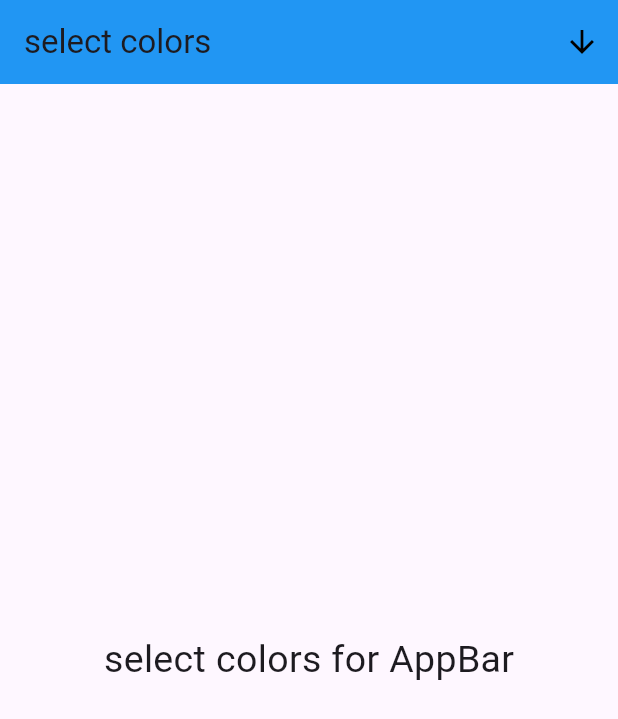
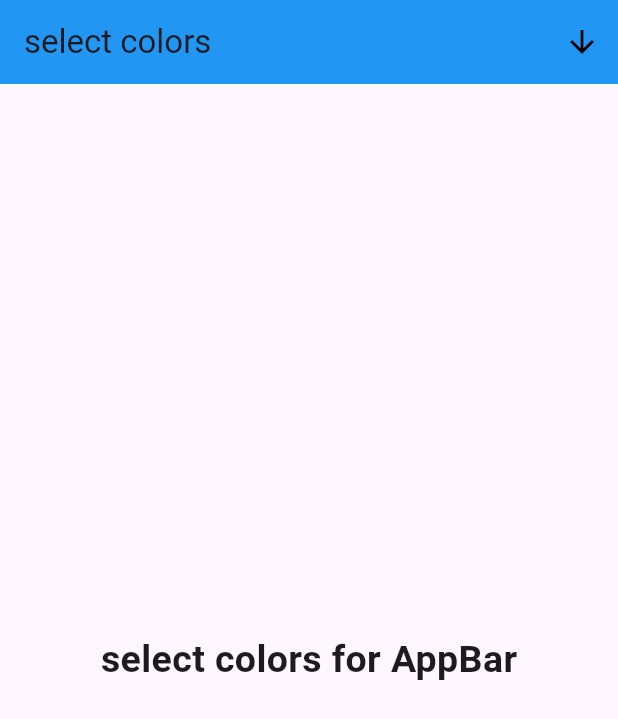
Before and after one commit to Amjadyabroudi128/appBarColor, a Flutter app: the screen it shows after launch, on a phone screen of 412 x 824 dp. Shown: the top 719 px of the screen. Run offline on Flutter 3.47's test engine with Material 3 defaults, Android fonts, the phone set to English and light mode, and no system bars.

Commit message:
text style

```diff
--- a/lib/main.dart
+++ b/lib/main.dart
@@ -59,9 +59,7 @@
         body: Center(
           child: Text(
            "select colors for AppBar",
-            style: TextStyle(
-              fontSize: 25,
-            ),
+            style: centre
           ),
         ),
       ),
```
